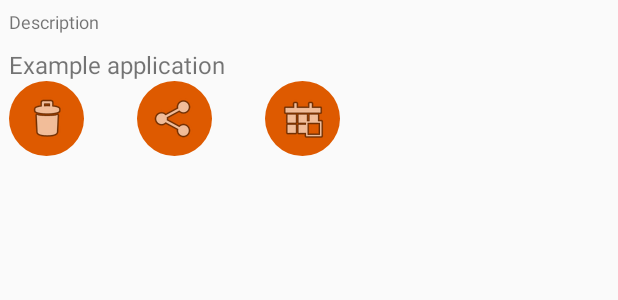
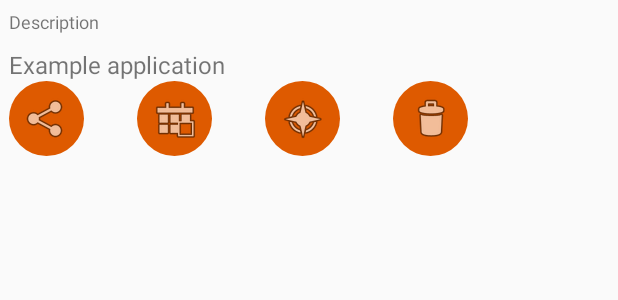
Before and after one commit to jgrahamm1/KitabuApp, an Android app: the layout customlist.xml on its own in the app's theme, with its tools: preview values and no code run, on a phone screen of 412 x 824 dp. Shown: the top 300 px of the screen. Run offline under Robolectric (Android 15) with nearby library versions, the phone set to English and light mode, and no system bars.

Commit message:
PA: Remove delete button, add open button

```diff
--- a/app/src/main/java/com/example/jgraham/kitabureg1/Tab1.java
+++ b/app/src/main/java/com/example/jgraham/kitabureg1/Tab1.java
@@ -52,7 +52,7 @@ public class Tab1 extends Fragment implements LoaderManager.LoaderCallbacks<Arra
         mySQLiteDbHelper = MySQLiteDbHelper.getInstance(getContext());
         View rootView = inflater.inflate(R.layout.tab1, container, false);
         values = mySQLiteDbHelper.fetchPrivateEntries();
-        adapter = new MyCursorAdapter(getContext(), values);
+        adapter = new MyCursorAdapter(getContext(), values, 1);
         ListView lv= (ListView) rootView.findViewById(R.id.datalist);
         lv.setAdapter(adapter);
         adapter.notifyDataSetChanged();
--- a/app/src/main/java/com/example/jgraham/kitabureg1/Tab2.java
+++ b/app/src/main/java/com/example/jgraham/kitabureg1/Tab2.java
@@ -53,7 +53,7 @@ public class Tab2 extends Fragment implements LoaderManager.LoaderCallbacks<Arra
         mySQLiteDbHelper = MySQLiteDbHelper.getInstance(getContext());
         View rootView = inflater.inflate(R.layout.tab2, container, false);
         values = mySQLiteDbHelper.fetchPublicEntries();
-        adapter = new MyCursorAdapter(getContext(), values);
+        adapter = new MyCursorAdapter(getContext(), values, 2);
         ListView lv = (ListView) rootView.findViewById(R.id.datalisttab2);
         lv.setAdapter(adapter);
         lv.setOnItemClickListener(new AdapterView.OnItemClickListener() {
--- a/app/src/main/java/com/example/jgraham/kitabureg1/Tab3.java
+++ b/app/src/main/java/com/example/jgraham/kitabureg1/Tab3.java
@@ -48,7 +48,7 @@ public class Tab3 extends Fragment implements LoaderManager.LoaderCallbacks<Arra
         mySQLiteDbHelper = MySQLiteDbHelper.getInstance(getContext());
         View rootView = inflater.inflate(R.layout.tab3, container, false);
         values = mySQLiteDbHelper.fetchNotificationEntries();
-        adapter = new MyCursorAdapter(getContext(), values);
+        adapter = new MyCursorAdapter(getContext(), values, 3);
         ListView lv= (ListView) rootView.findViewById(R.id.datalisttab3);
         lv.setAdapter(adapter);
         lv.setOnItemClickListener(new AdapterView.OnItemClickListener() {
--- a/app/src/main/res/layout/customlist.xml
+++ b/app/src/main/res/layout/customlist.xml
@@ -32,14 +32,6 @@
         android:layout_width="match_parent"
         android:layout_height="wrap_content"
             android:id="@+id/innerlist">
-        <ImageButton
-            android:layout_width="50dp"
-            android:id="@+id/delete_button"
-            android:layout_height="50dp"
-            android:background="@drawable/round_button"
-            android:src = "@android:drawable/ic_menu_delete"
-            android:textColor="#fff"
-            android:layout_marginRight="35dp"/>
 
         <ImageButton
             android:layout_width="50dp"
@@ -56,7 +48,27 @@
                 android:layout_height="50dp"
                 android:background="@drawable/round_button"
                 android:src="@android:drawable/ic_menu_today"
-                android:textColor="#fff" />
+                android:textColor="#fff"
+                android:layout_marginRight="35dp" />
+
+
+            <ImageButton
+                android:layout_width="50dp"
+                android:id="@+id/open_button"
+                android:layout_height="50dp"
+                android:background="@drawable/round_button"
+                android:src = "@android:drawable/ic_menu_compass"
+                android:textColor="#fff"
+                android:layout_marginRight="35dp"/>
+
+            <ImageButton
+                android:layout_width="50dp"
+                android:id="@+id/delete_button"
+                android:layout_height="50dp"
+                android:background="@drawable/round_button"
+                android:src = "@android:drawable/ic_menu_delete"
+                android:textColor="#fff"
+                android:layout_marginRight="35dp"/>
 
     </LinearLayout>
 
```
Also changed, not shown: app/src/main/java/com/example/jgraham/kitabureg1/MyCursorAdapter.java (+40 -7 lines).
